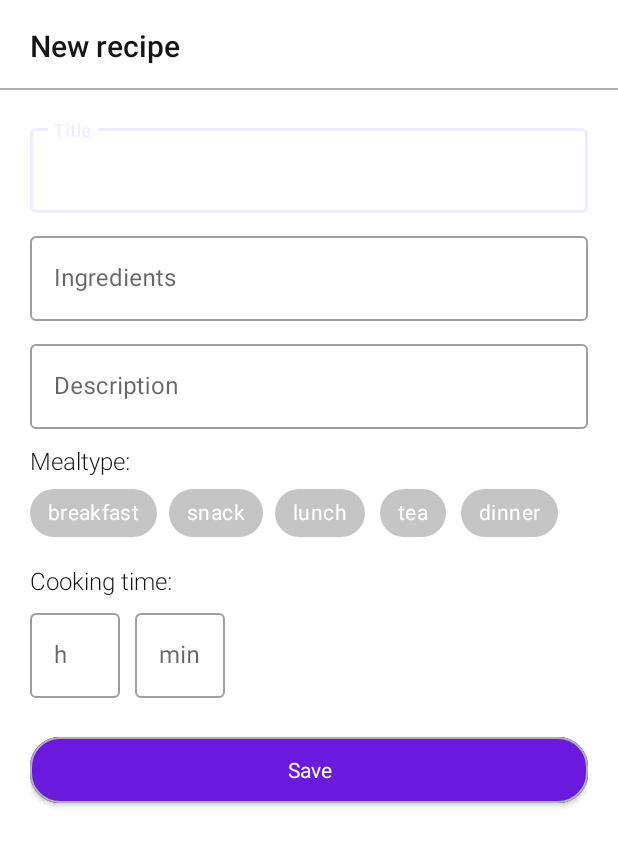
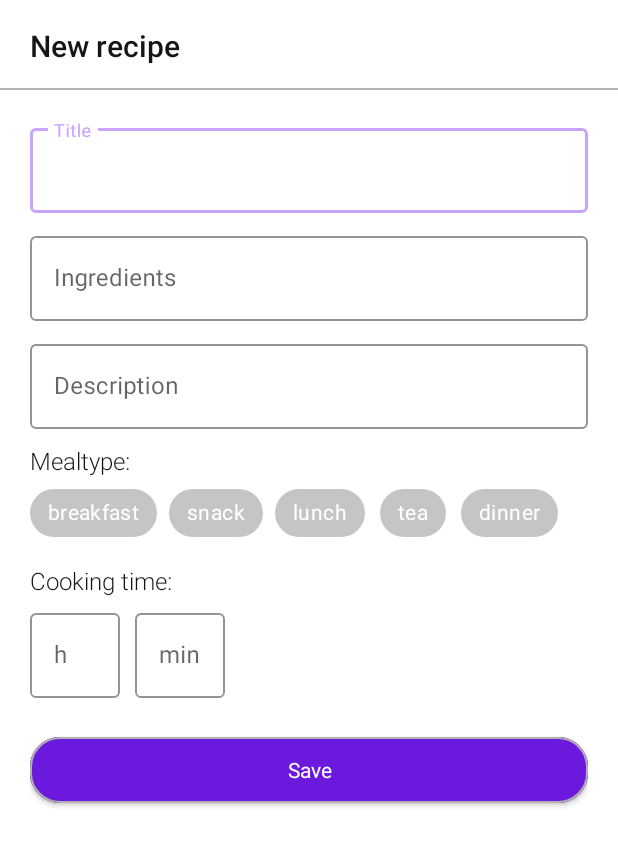
Before and after one commit to ybirukova/CookBook, an Android app: the layout fragment_create_recipe.xml on its own in the app's theme, with its tools: preview values and no code run, on a phone screen of 412 x 824 dp. Shown: the top 846 px of the screen. Run offline under Robolectric (Android 15) with nearby library versions, the phone set to English and light mode, and no system bars; network calls fail.

Commit message:
update textInput style

```diff
--- a/app/src/main/res/layout/fragment_create_recipe.xml
+++ b/app/src/main/res/layout/fragment_create_recipe.xml
@@ -51,7 +51,7 @@
 
             <com.google.android.material.textfield.TextInputLayout
                 android:id="@+id/layout_title"
-                style="@style/Widget.MaterialComponents.TextInputLayout.OutlinedBox"
+                style="@style/TextInputStyle"
                 android:layout_width="match_parent"
                 android:layout_height="wrap_content"
                 android:layout_marginTop="20dp"
@@ -67,7 +67,7 @@
 
             <com.google.android.material.textfield.TextInputLayout
                 android:id="@+id/layout_add_product"
-                style="@style/Widget.MaterialComponents.TextInputLayout.OutlinedBox"
+                style="@style/TextInputStyle"
                 android:layout_width="match_parent"
                 android:layout_height="wrap_content"
                 android:layout_marginTop="10dp"
@@ -82,7 +82,7 @@
 
             <com.google.android.material.textfield.TextInputLayout
                 android:id="@+id/layout_description"
-                style="@style/Widget.MaterialComponents.TextInputLayout.OutlinedBox"
+                style="@style/TextInputStyle"
                 android:layout_width="match_parent"
                 android:layout_height="wrap_content"
                 android:layout_marginTop="10dp"
@@ -168,7 +168,7 @@
                 app:layout_constraintTop_toBottomOf="@+id/title_cooking_time">
 
                 <com.google.android.material.textfield.TextInputLayout
-                    style="@style/Widget.MaterialComponents.TextInputLayout.OutlinedBox"
+                    style="@style/TextInputStyle"
                     android:layout_width="60dp"
                     android:layout_height="wrap_content"
                     android:hint="@string/hours">
@@ -182,7 +182,7 @@
                 </com.google.android.material.textfield.TextInputLayout>
 
                 <com.google.android.material.textfield.TextInputLayout
-                    style="@style/Widget.MaterialComponents.TextInputLayout.OutlinedBox"
+                    style="@style/TextInputStyle"
                     android:layout_width="60dp"
                     android:layout_height="wrap_content"
                     android:layout_marginStart="10dp"
--- a/app/src/main/res/values/themes.xml
+++ b/app/src/main/res/values/themes.xml
@@ -51,6 +51,11 @@
         <item name="android:popupBackground">@color/white</item>
     </style>
 
+    <style name="TextInputStyle" parent="Widget.MaterialComponents.TextInputLayout.OutlinedBox">
+        <item name="boxStrokeColor">@color/checked_chips_purple</item>
+        <item name="hintTextColor">@color/checked_chips_purple</item>
+    </style>
+
     <style name="ChipStyle" parent="Widget.MaterialComponents.Chip.Choice">
         <item name="chipBackgroundColor">@color/bg_chip_state_list</item>
         <item name="textFillColor">@color/text_chip_state_list</item>
```
